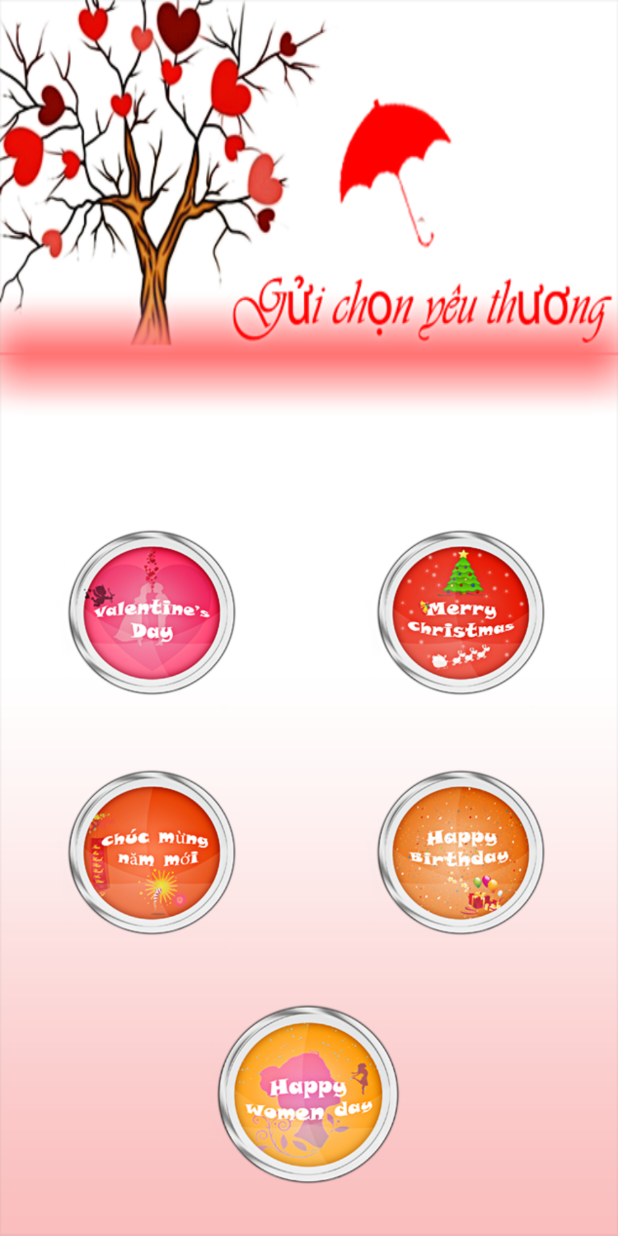
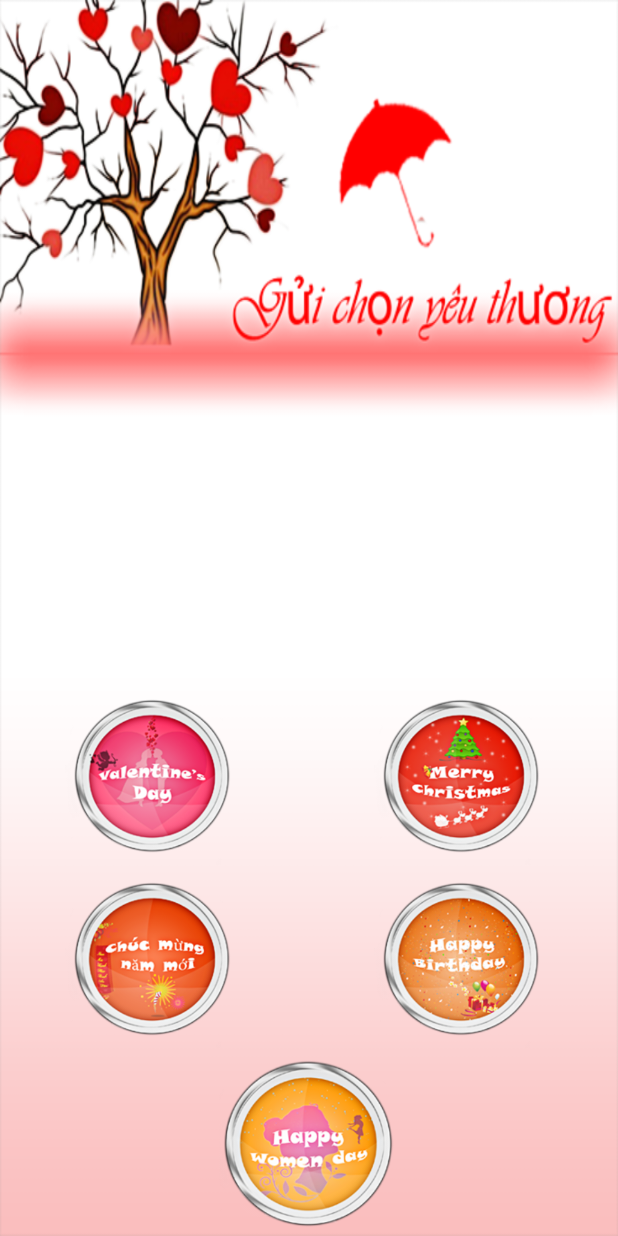
Before and after one commit to hailoan/Loichuc, an Android app: the screen it shows after launch (MainActivity), on a phone screen of 412 x 824 dp. Run offline under Robolectric (Android 15) with nearby library versions, the phone set to English and light mode, and no system bars.

Commit message:
push dimen

```diff
--- a/app/src/main/res/layout/activity_main.xml
+++ b/app/src/main/res/layout/activity_main.xml
@@ -2,19 +2,17 @@
 <LinearLayout xmlns:android="http://schemas.android.com/apk/res/android"
     xmlns:tools="http://schemas.android.com/tools"
     android:layout_width="match_parent"
+    android:layout_height="match_parent"
     android:background="@drawable/screen7"
-    android:layout_height="match_parent"
-    android:orientation="vertical"
-    >
+    android:orientation="vertical">
 
-    <LinearLayout
-        android:layout_weight="11"
+    <View
         android:layout_width="match_parent"
-        android:layout_height="0dp"></LinearLayout>
+        android:layout_height="0dp"
+        android:layout_weight="200"></View>
 
     <LinearLayout
 
-        android:layout_marginTop="10dp"
         android:layout_width="match_parent"
         android:layout_height="@dimen/width_img"
         android:layout_weight="1"
@@ -63,10 +61,10 @@
         android:weightSum="1">
 
         <ImageView
-            android:gravity="left"
             android:id="@+id/img_phunuvn"
             android:layout_width="match_parent"
             android:layout_height="@dimen/width_img"
+            android:gravity="left"
             android:src="@drawable/img_women" />
     </LinearLayout>
 
--- a/app/src/main/res/values/dimens.xml
+++ b/app/src/main/res/values/dimens.xml
@@ -2,8 +2,10 @@
     <!-- Default screen margins, per the Android Design guidelines. -->
     <dimen name="activity_horizontal_margin">16dp</dimen>
     <dimen name="activity_vertical_margin">16dp</dimen>
-    <dimen name="width_img">130dp</dimen>
+    <dimen name="width_img">120dp</dimen>
     <dimen name="heigh_land_img">100dp</dimen>
     <dimen name="text_rc">16dp</dimen>
     <dimen name="size_img_rc">50dp</dimen>
+    <dimen name="weight_">200</dimen>
+
 </resources>
```
